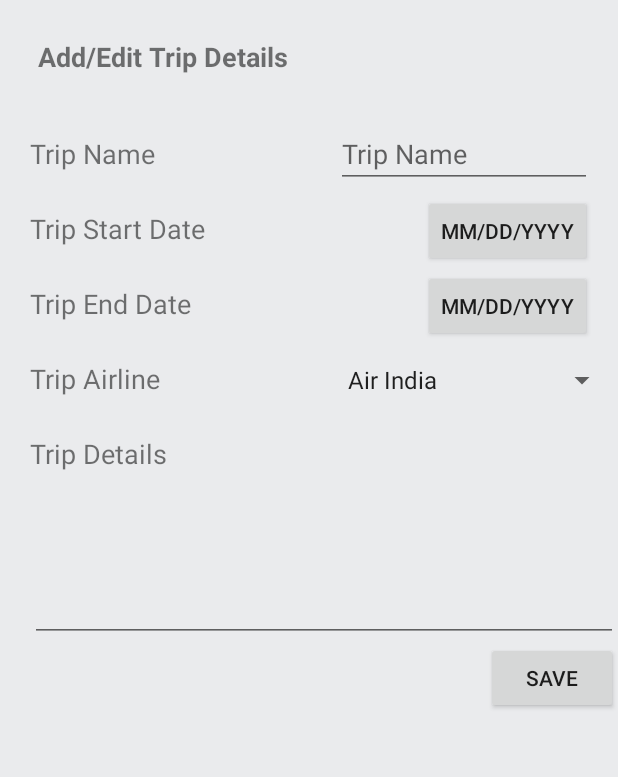
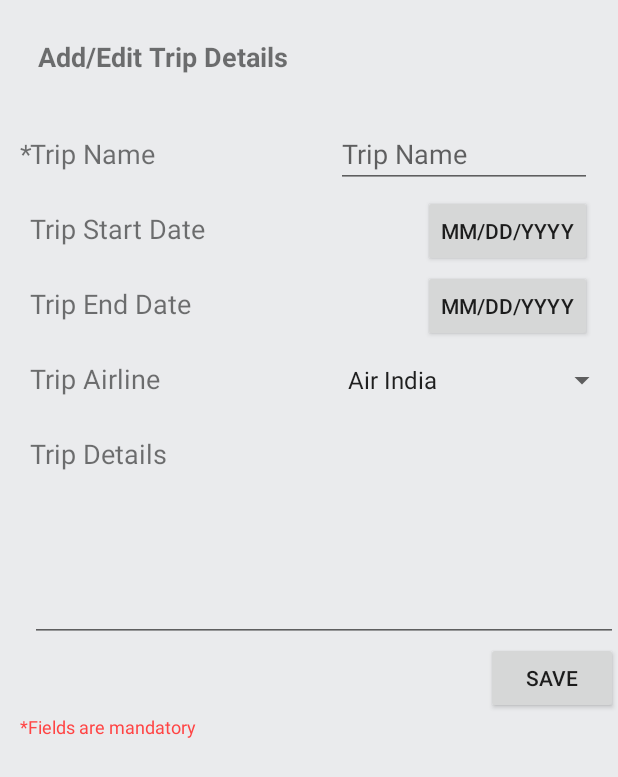
Before and after one commit to akshay-sarkar/SuitcaseManager, an Android app: the layout activity_add_trip.xml on its own in the app's theme, with its tools: preview values and no code run, on a phone screen of 412 x 824 dp. Shown: the top 777 px of the screen. Run offline under Robolectric (Android 15) with nearby library versions, the phone set to English and light mode, and no system bars.

Commit message:
Email and Browser Intent Fixed
1. Trip Name is mandatory
2. Email Intent and Browser Intent fixed

```diff
--- a/app/src/main/res/layout/activity_add_trip.xml
+++ b/app/src/main/res/layout/activity_add_trip.xml
@@ -36,6 +36,15 @@
             android:layout_alignParentStart="true"
             android:layout_marginTop="10dp"
             android:id="@+id/relativeLayout">
+
+            <TextView
+                android:layout_width="wrap_content"
+                android:layout_height="wrap_content"
+                android:layout_alignParentStart="true"
+                android:layout_marginTop="30dp"
+                android:text="*"
+                android:textSize="18sp"
+                android:layout_marginLeft="13dp"/>
 
             <TextView
                 android:id="@+id/textViewTripName"
@@ -175,8 +184,16 @@
                 android:layout_below="@+id/editTextTripDetails"
                 android:text="Save" />
 
+            <TextView
+                android:layout_width="wrap_content"
+                android:layout_height="wrap_content"
+                android:layout_below="@+id/saveTripData"
+                android:layout_alignParentStart="true"
+                android:text="*Fields are mandatory"
+                android:textSize="12sp"
+                android:textColor="@android:color/holo_red_light"
+                android:layout_marginLeft="13dp"/>
         </RelativeLayout>
-
     </ScrollView>
 
 </RelativeLayout>
```
Also changed, not shown: app/src/main/java/edu/uta/cse5320/dao/AirlineAdapter.java (+23 -4 lines), app/src/main/java/edu/uta/cse5320/suitcasemanager/AddTripActivity.java (+6 -2 lines).
